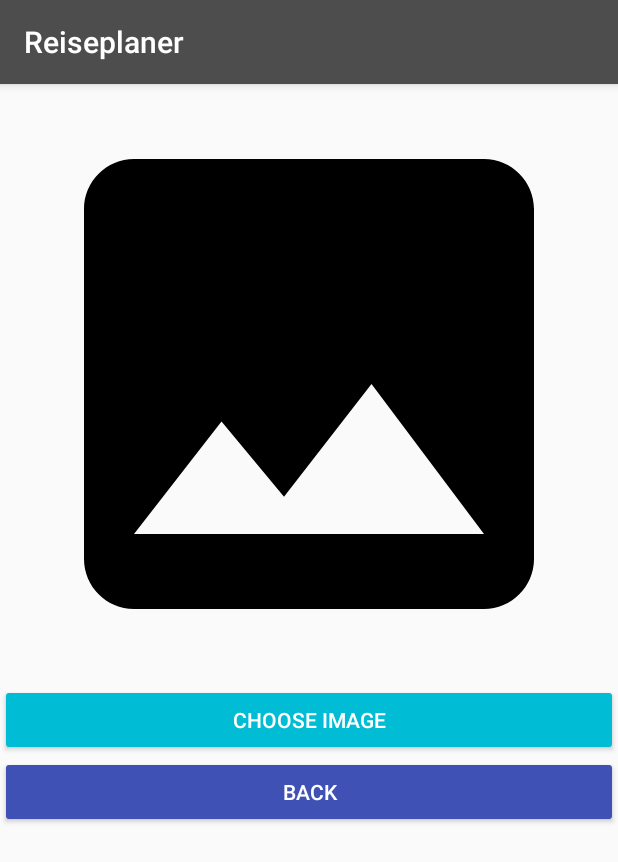
After one commit to jmair17/Pos-Projekt_Mair-Lehner, an Android app: the fragment PictureFragment shown on its own in the app's theme, on a phone screen of 412 x 824 dp. The commit adds this screen. Shown: the top 862 px of the screen. Run offline under Robolectric (Android 15) with nearby library versions, the phone set to English and light mode, and no system bars; pictures from the network do not load.

Commit message:
ShowPicture

```diff
--- a/Reiseplaner/app/build.gradle
+++ b/Reiseplaner/app/build.gradle
@@ -29,6 +29,7 @@ dependencies {
     implementation 'androidx.constraintlayout:constraintlayout:1.1.3'
     implementation 'androidx.legacy:legacy-support-v4:1.0.0'
     implementation 'com.google.code.gson:gson:2.8.5'
+    implementation 'com.squareup.picasso:picasso:2.71828'
     testImplementation 'junit:junit:4.12'
     androidTestImplementation 'androidx.test.ext:junit:1.1.0'
     androidTestImplementation 'androidx.test.espresso:espresso-core:3.1.1'
--- a/Reiseplaner/app/src/main/AndroidManifest.xml
+++ b/Reiseplaner/app/src/main/AndroidManifest.xml
@@ -1,6 +1,9 @@
 <?xml version="1.0" encoding="utf-8"?>
 <manifest xmlns:android="http://schemas.android.com/apk/res/android"
     package="com.example.reiseplaner">
+
+    <!--//Adding Read External Storage Permission-->
+    <uses-permission android:name="android.permission.READ_EXTERNAL_STORAGE"/>
 
     <uses-permission android:name="android.permission.INTERNET"> </uses-permission>
 
--- a/Reiseplaner/app/src/main/java/com/example/reiseplaner/JourneyAdapter.java
+++ b/Reiseplaner/app/src/main/java/com/example/reiseplaner/JourneyAdapter.java
@@ -39,6 +39,7 @@ public class JourneyAdapter extends BaseAdapter {
         ((TextView) listItem.findViewById(R.id.destination)).setText(journey.getDestination());
         ((TextView) listItem.findViewById(R.id.category)).setText(journey.getCategory());
 
+
         return listItem ;
     }
 }
--- /dev/null
+++ b/Reiseplaner/app/src/main/java/com/example/reiseplaner/Picture.java
@@ -0,0 +1,5 @@
+package com.example.reiseplaner;
+
+public class Picture {
+
+}
--- /dev/null
+++ b/Reiseplaner/app/src/main/java/com/example/reiseplaner/PictureFragment.java
@@ -0,0 +1,142 @@
+package com.example.reiseplaner;
+
+import android.Manifest;
+import android.app.Activity;
+import android.content.Context;
+import android.content.Intent;
+import android.content.pm.PackageManager;
+import android.net.Uri;
+import android.os.Build;
+import android.os.Bundle;
+
+import androidx.annotation.NonNull;
+import androidx.annotation.Nullable;
+import androidx.core.content.ContextCompat;
+import androidx.fragment.app.Fragment;
+import androidx.fragment.app.FragmentTransaction;
+
+import android.view.LayoutInflater;
+import android.view.View;
+import android.view.ViewGroup;
+import android.widget.AdapterView;
+import android.widget.Button;
+import android.widget.ImageView;
+import android.widget.Toast;
+
+import java.util.List;
+
+public class PictureFragment extends Fragment {
+
+    ImageView mImageView;
+    Button mChooseBtn;
+    Button mBackBtn;
+    private View u;
+    Journey j;
+    SecondFragment secondFragment;
+    private static final int IMAGE_PICK_CODE = 1000;
+    private static final int PERMISSION_CODE = 1001;
+    AdapterView.AdapterContextMenuInfo info;
+
+    public PictureFragment(AdapterView.AdapterContextMenuInfo info) {
+        this.info = info;
+        this.secondFragment = new SecondFragment();
+    }
+
+    public PictureFragment()
+    {
+
+    }
+
+
+    @Override
+    public void onCreate(@Nullable Bundle savedInstanceState) {
+        super.onCreate(savedInstanceState);
+        //VIEWS
+
+
+
+
+    }
+
+    @Override
+    public View onCreateView(LayoutInflater inflater, ViewGroup container,
+                             Bundle savedInstanceState) {
+        u = inflater.inflate(R.layout.fragment_picture, container, false);
+        mImageView = u.findViewById(R.id.image_view);
+        mChooseBtn = u.findViewById(R.id.choose_image_btn);
+        mBackBtn = u.findViewById(R.id.back_btn);
+        //handle button click
+        mChooseBtn.setOnClickListener(new View.OnClickListener() {
+            @Override
+            public void onClick(View v) {
+                //check runtime permission
+                if (Build.VERSION.SDK_INT >= Build.VERSION_CODES.M) {
+                    if (ContextCompat.checkSelfPermission(getActivity(), Manifest.permission.READ_EXTERNAL_STORAGE)
+                            == PackageManager.PERMISSION_DENIED) {
+                        String[] permissions = {Manifest.permission.READ_EXTERNAL_STORAGE};
+
+                        requestPermissions(permissions, PERMISSION_CODE);
+                    } else {
+                        //permission already granted
+                        pickImageFromGallery();
+
+                    }
+                } else {
+                    //system os is less then marshmellow
+                    pickImageFromGallery();
+                }
+            }
+        });
+        mBackBtn.setOnClickListener(new View.OnClickListener() {
+            @Override
+            public void onClick(View v) {
+                SecondFragment secondFragment = new SecondFragment();
+                FragmentTransaction ft = getFragmentManager().beginTransaction();
+                ft.replace(R.id.mainLayout , secondFragment);
+                ft.addToBackStack(null);
+                ft.commit();
+            }
+        });
+        return u;
+    }
+
+    private void pickImageFromGallery() {
+        //intent to pick image
+        Intent intent = new Intent(Intent.ACTION_PICK);
+        intent.setType("image/*");
+        startActivityForResult(intent, IMAGE_PICK_CODE);
+    }
+
+
+    //handle result of runtime permission
+    @Override
+    public void onRequestPermissionsResult(int requestCode, @NonNull String[] permissions, @NonNull int[] grantResults) {
+        switch (requestCode) {
+            case PERMISSION_CODE: {
+                if (grantResults.length >0 && grantResults[0] == PackageManager.PERMISSION_GRANTED)
+                {
+                    //permission was granted
+                    pickImageFromGallery();
+                }
+                else {
+                    //permission was denied
+                    Toast.makeText(getActivity(),"Permission denied...!", Toast.LENGTH_SHORT).show();
+                }
+            }
+        }
+    }
+
+    //handle result of picked image
+    @Override
+    public void onActivityResult(int requestCode, int resultCode, @Nullable Intent data) {
+        if (resultCode == Activity.RESULT_OK && requestCode == IMAGE_PICK_CODE )
+        {
+            //set image to image view
+            Uri d = data.getData();
+            List<Journey> temp = secondFragment.getJourneys();
+            temp.get(info.position).addUri(d);
+            mImageView.setImageURI(d);
+        }
+    }
+
+}
--- a/Reiseplaner/app/src/main/java/com/example/reiseplaner/StartFragment.java
+++ b/Reiseplaner/app/src/main/java/com/example/reiseplaner/StartFragment.java
@@ -34,6 +34,7 @@ public class StartFragment extends Fragment {
             @Override
             public void onClick(View v) {
                 SecondFragment secondFragment = new SecondFragment();
+                PictureFragment pictureFragment = new PictureFragment();
                 FragmentTransaction ft = getFragmentManager().beginTransaction();
                 ft.replace(R.id.mainLayout, secondFragment);
                 ft.addToBackStack(null);
--- /dev/null
+++ b/Reiseplaner/app/src/main/res/drawable/ic_image_black_24dp.xml
@@ -0,0 +1,9 @@
+<vector xmlns:android="http://schemas.android.com/apk/res/android"
+        android:width="24dp"
+        android:height="24dp"
+        android:viewportWidth="24.0"
+        android:viewportHeight="24.0">
+    <path
+        android:fillColor="#FF000000"
+        android:pathData="M21,19V5c0,-1.1 -0.9,-2 -2,-2H5c-1.1,0 -2,0.9 -2,2v14c0,1.1 0.9,2 2,2h14c1.1,0 2,-0.9 2,-2zM8.5,13.5l2.5,3.01L14.5,12l4.5,6H5l3.5,-4.5z"/>
+</vector>
--- /dev/null
+++ b/Reiseplaner/app/src/main/res/layout/fragment_picture.xml
@@ -0,0 +1,33 @@
+<?xml version="1.0" encoding="utf-8"?>
+<LinearLayout xmlns:android="http://schemas.android.com/apk/res/android"
+    android:orientation="vertical"
+    android:layout_width="match_parent"
+    android:layout_height="match_parent"
+    android:id="@+id/fragment_picture"
+    android:gravity="center_horizontal">
+
+    <!--ImageView on which image will be set-->
+    <ImageView
+        android:id="@+id/image_view"
+        android:src="@drawable/ic_image_black_24dp"
+        android:scaleType="centerCrop"
+        android:layout_width="400dp"
+        android:layout_height="400dp" />
+    <!--Button to choose image-->
+    <Button
+        android:id="@+id/choose_image_btn"
+        style="@style/Widget.AppCompat.Button.Colored"
+        android:layout_width="match_parent"
+        android:layout_height="wrap_content"
+        android:backgroundTint="#00BCD4"
+        android:text="Choose Image" />
+
+    <Button
+        android:id="@+id/back_btn"
+        style="@style/Widget.AppCompat.Button.Colored"
+        android:layout_width="match_parent"
+        android:layout_height="wrap_content"
+        android:backgroundTint="#3F51B5"
+        android:text="Back" />
+
+</LinearLayout>
```
Also changed, not shown: Reiseplaner/app/src/main/java/com/example/reiseplaner/Journey.java (+16 -0 lines), Reiseplaner/app/src/main/java/com/example/reiseplaner/PictureAdapter.java (added, +55 -0 lines), Reiseplaner/app/src/main/java/com/example/reiseplaner/SecondFragment.java (+65 -43 lines), Reiseplaner/app/src/main/java/com/example/reiseplaner/ShowPictureFragment.java (added, +44 -0 lines), Reiseplaner/app/src/main/res/layout/fragment_second.xml (+7 -7 lines), Reiseplaner/app/src/main/res/layout/fragment_show_picture.xml (added, +10 -0 lines), Reiseplaner/app/src/main/res/layout/image_layout.xml (added, +17 -0 lines), Reiseplaner/app/src/main/res/layout/imagelayoutinlist.xml (added, +15 -0 lines).
